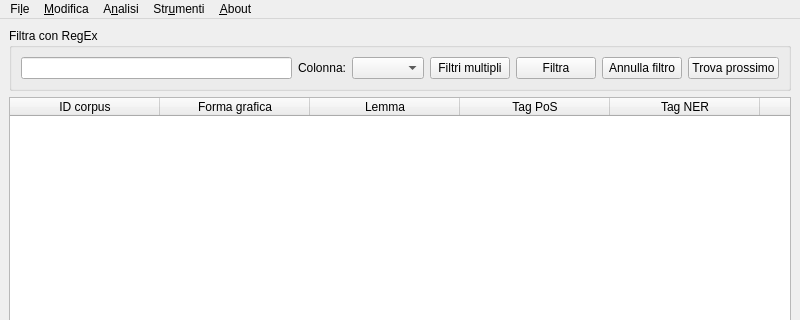
Qt form forms/mainwindow.ui (zorbaproject/Bran) before a commit; both pictures show x 0 to 800 and y 0 to 320 of the 800 by 600 pixel window.
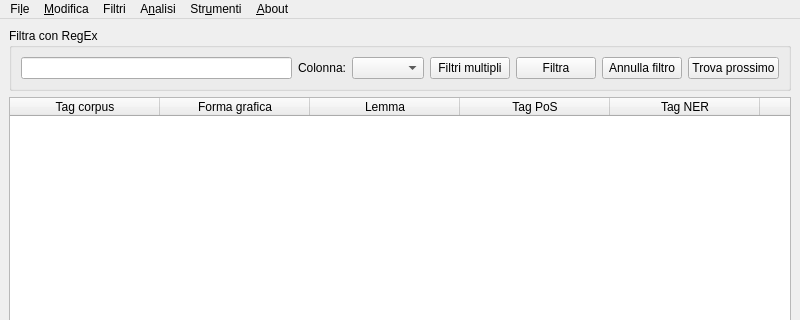
The same form after that commit.

Diff of the .ui file:
```diff
--- a/forms/mainwindow.ui
+++ b/forms/mainwindow.ui
@@ -78,7 +78,7 @@
       </attribute>
       <column>
        <property name="text">
-        <string>ID corpus</string>
+        <string>Tag corpus</string>
        </property>
       </column>
       <column>
@@ -222,9 +222,17 @@
     <addaction name="actionCalcola_densit_lessicale"/>
     <addaction name="actionTrova_ripetizioni"/>
     <addaction name="actionConta_verbi"/>
+    <addaction name="separator"/>
+    <addaction name="actionRicostruisci_testo"/>
+   </widget>
+   <widget class="QMenu" name="menuFiltri">
+    <property name="title">
+     <string>Filtri</string>
+    </property>
    </widget>
    <addaction name="menuFile"/>
    <addaction name="menuModifica"/>
+   <addaction name="menuFiltri"/>
    <addaction name="menuAnalisi"/>
    <addaction name="menuStrumenti"/>
    <addaction name="menuAbout"/>
```
Left out of the diff: 7 changed lines with no effect on the pictures.
